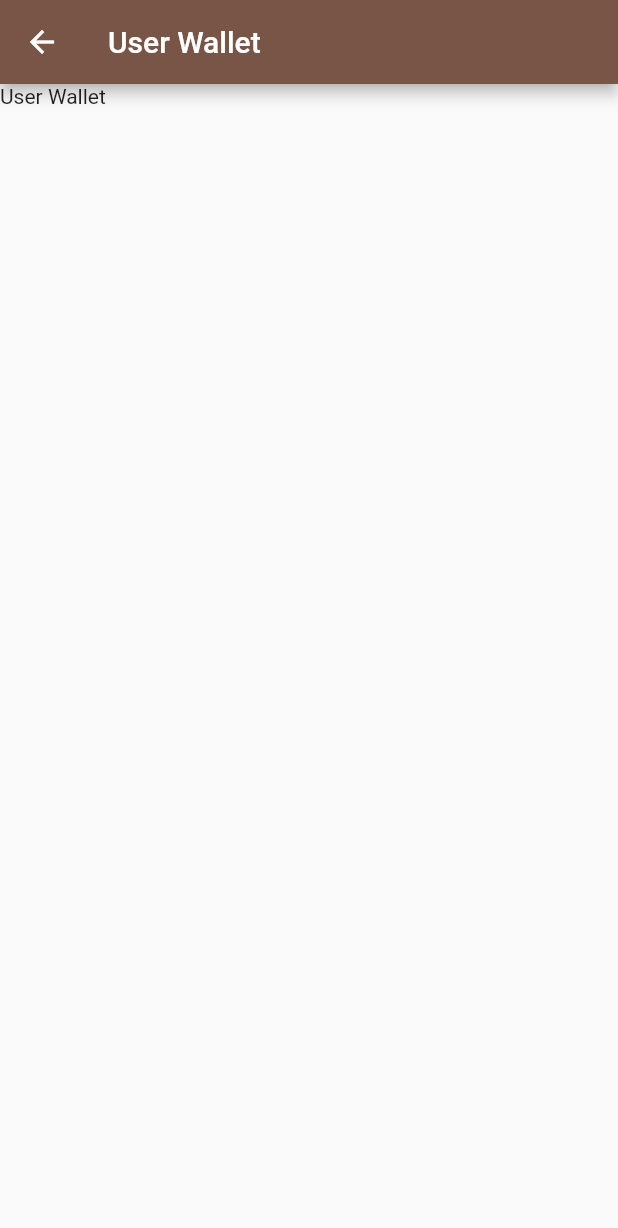
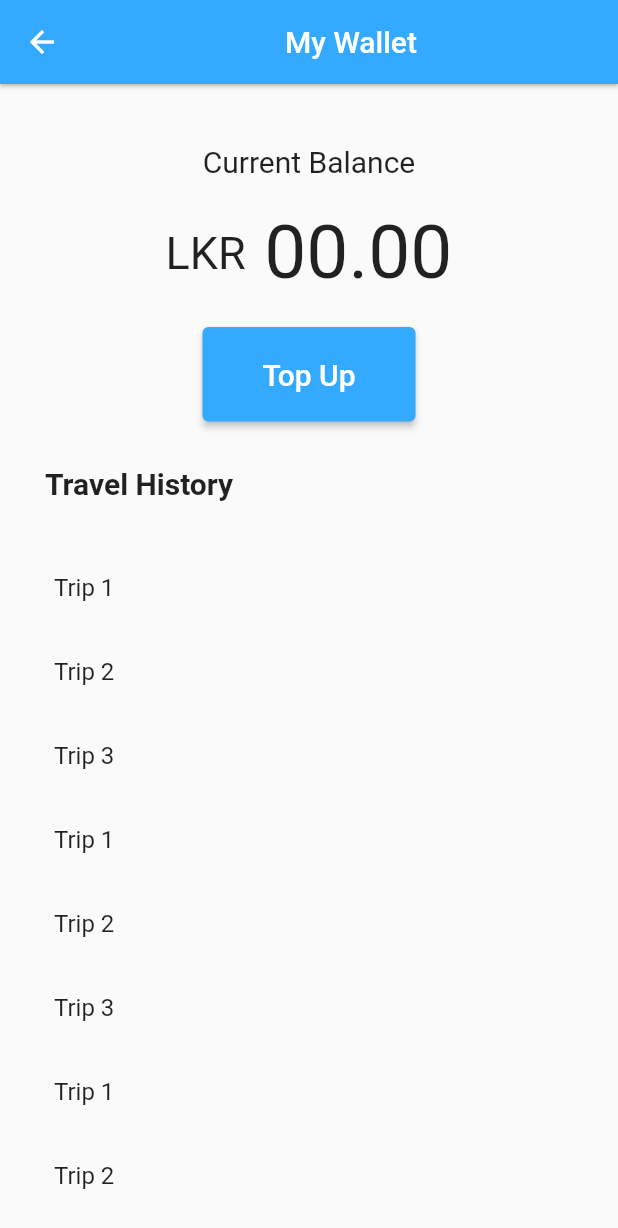
Before and after one commit to IT21177828/CSSE-Bus-Ticketing-Flutter, a Flutter app: the UserWallet screen opened directly, on a phone screen of 412 x 824 dp. Shown: the top 1228 px of the screen. Run offline on Flutter 3.47's test engine with Material 2 defaults, Android fonts, the phone set to English and light mode, and no system bars; our stand-ins replace cloud_firestore, firebase_auth, firebase_storage, flutter_svg, image_picker, logger and 1 more; missing offline and left inert: flutter_barcode_scanner; accounts and stored records are empty; network calls fail; project files that could hold a hidden picture were left out.

Commit message:
make navigation

```diff
--- a/bus_ticketing_app/lib/main.dart
+++ b/bus_ticketing_app/lib/main.dart
@@ -1,4 +1,6 @@
+import 'package:bus_ticketing_app/responsive/responsive.dart';
 import 'package:bus_ticketing_app/screens/login_screen.dart';
+import 'package:bus_ticketing_app/screens/user/user_wallet.dart';
 import 'package:flutter/material.dart';
 import 'package:bus_ticketing_app/screens/qr_screen.dart';
 import 'package:bus_ticketing_app/screens/qr_reader_screen.dart';
@@ -29,7 +31,7 @@ class MyApp extends StatelessWidget {
       debugShowCheckedModeBanner: false,
       theme:
           ThemeData(primaryColor: Colors.black54, primarySwatch: Colors.brown),
-      home: const LoginScreen(),
+      home: LoginScreen(),
     );
   }
 }
--- /dev/null
+++ b/bus_ticketing_app/lib/screens/user/user_travel_history.dart
@@ -0,0 +1,71 @@
+import 'package:flutter/material.dart';
+
+class UserTravelHistory extends StatefulWidget {
+  const UserTravelHistory({Key? key}) : super(key: key);
+
+  @override
+  State<UserTravelHistory> createState() => _UserTravelState();
+}
+
+class _UserTravelState extends State<UserTravelHistory> {
+  @override
+  Widget build(BuildContext context) {
+    return Scaffold(
+        appBar: AppBar(
+          title: Container(
+              alignment: Alignment.center,
+              child: const Text('My Travel History')),
+          backgroundColor: const Color.fromARGB(255, 51, 170, 255),
+        ),
+        body: Column(
+          children: [
+            const SizedBox(
+              height: 20,
+            ),
+            Container(
+              child: const Text(
+                'Travel History',
+                style: TextStyle(fontSize: 20),
+              ),
+            ),
+            Expanded(
+              child: SingleChildScrollView(
+                child: Column(
+                  children: <Widget>[
+                    // Travel history section
+                    Container(
+                      padding: const EdgeInsets.all(20),
+                      child: const Column(
+                        children: <Widget>[
+                          // Add your travel history widgets here
+                          // For example, a list of travel history items
+                          ListTile(title: Text('Trip 1')),
+                          ListTile(title: Text('Trip 2')),
+                          ListTile(title: Text('Trip 3')),
+                          ListTile(title: Text('Trip 1')),
+                          ListTile(title: Text('Trip 2')),
+                          ListTile(title: Text('Trip 3')),
+                          ListTile(title: Text('Trip 1')),
+                          ListTile(title: Text('Trip 2')),
+                          ListTile(title: Text('Trip 3')),
+                          ListTile(title: Text('Trip 1')),
+                          ListTile(title: Text('Trip 2')),
+                          ListTile(title: Text('Trip 3')),
+                          ListTile(title: Text('Trip 1')),
+                          ListTile(title: Text('Trip 2')),
+                          ListTile(title: Text('Trip 3')),
+                          ListTile(title: Text('Trip 1')),
+                          ListTile(title: Text('Trip 2')),
+                          ListTile(title: Text('Trip 3')),
+                          // Add more ListTile widgets for each trip
+                        ],
+                      ),
+                    ),
+                  ],
+                ),
+              ),
+            ),
+          ],
+        ));
+  }
+}
--- a/bus_ticketing_app/lib/screens/user/user_wallet.dart
+++ b/bus_ticketing_app/lib/screens/user/user_wallet.dart
@@ -12,9 +12,116 @@ class _UserWalletState extends State<UserWallet> {
   Widget build(BuildContext context) {
     return Scaffold(
       appBar: AppBar(
-        title: const Text('User Wallet'),
+        // leading: Container(
+        //   padding: const EdgeInsets.only(left: 10),
+        //   child: const CircleAvatar(
+        //     backgroundImage: AssetImage(
+        //         'assets/user_image.png' // Replace with your image path
+        //         ),
+        //   ),
+        // ),
+        backgroundColor: const Color.fromARGB(255, 51, 170, 255),
+        title: Container(
+            alignment: Alignment.center, child: const Text('My Wallet')),
+
+        elevation: 1,
       ),
-      body: Text('User Wallet'),
+      body: Column(
+        children: [
+          const SizedBox(
+            height: 20,
+          ),
+          Container(
+            padding: const EdgeInsets.only(top: 20),
+            child: const Row(
+              mainAxisAlignment: MainAxisAlignment.center,
+              children: [
+                Text(
+                  'Current Balance',
+                  style: TextStyle(fontSize: 20),
+                ),
+              ],
+            ),
+          ),
+          Container(
+            padding: const EdgeInsets.only(top: 20),
+            child: const Row(
+              mainAxisAlignment: MainAxisAlignment.center,
+              children: [
+                Text(
+                  'LKR',
+                  style: TextStyle(fontSize: 30),
+                ),
+                Text(
+                  ' 00.00',
+                  style: TextStyle(fontSize: 50),
+                ),
+              ],
+            ),
+          ),
+          const SizedBox(
+            height: 20,
+          ),
+          ElevatedButton(
+            onPressed: () {
+              // Add your button click logic here
+            },
+            style: ElevatedButton.styleFrom(
+              backgroundColor: const Color.fromARGB(255, 51, 170, 255),
+              padding: const EdgeInsets.symmetric(vertical: 20, horizontal: 40),
+            ),
+            child: const Text(
+              'Top Up',
+              style: TextStyle(fontSize: 20),
+            ),
+          ),
+          const SizedBox(
+            height: 30,
+          ),
+          Container(
+            alignment: Alignment.centerLeft,
+            margin: const EdgeInsets.only(left: 30),
+            child: Text(
+              'Travel History',
+              style: TextStyle(
+                fontSize: 20,
+                fontWeight: FontWeight.bold,
+              ),
+            ),
+          ),
+          SizedBox(
+            height: 10,
+          ),
+          Expanded(
+            child: SingleChildScrollView(
+              child: Column(
+                children: <Widget>[
+                  // Travel history section
+                  Container(
+                    padding: EdgeInsets.all(20),
+                    child: Column(
+                      children: <Widget>[
+                        // Add your travel history widgets here
+                        // For example, a list of travel history items
+                        ListTile(title: Text('Trip 1')),
+                        ListTile(title: Text('Trip 2')),
+                        ListTile(title: Text('Trip 3')),
+                        ListTile(title: Text('Trip 1')),
+                        ListTile(title: Text('Trip 2')),
+                        ListTile(title: Text('Trip 3')),
+                        ListTile(title: Text('Trip 1')),
+                        ListTile(title: Text('Trip 2')),
+                        ListTile(title: Text('Trip 3')),
+                        // Add more ListTile widgets for each trip
+                      ],
+                    ),
+                  ),
+                ],
+              ),
+            ),
+          ),
+        ],
+      ),
     );
   }
 }
```
Also changed, not shown: bus_ticketing_app/lib/screens/login_screen.dart (+41 -40 lines), bus_ticketing_app/lib/screens/user/user_proofile.dart (added, +49 -0 lines), bus_ticketing_app/lib/screens/user/user_topup.dart (added, +96 -0 lines), bus_ticketing_app/lib/utils/global_variable.dart (+8 -0 lines).
